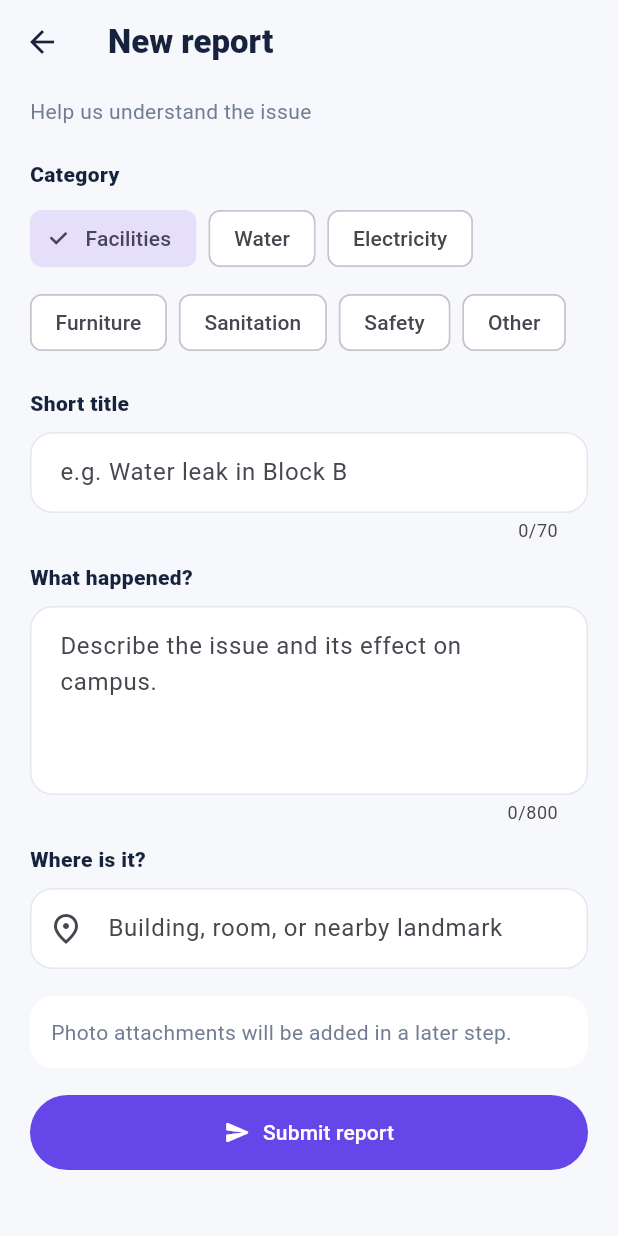
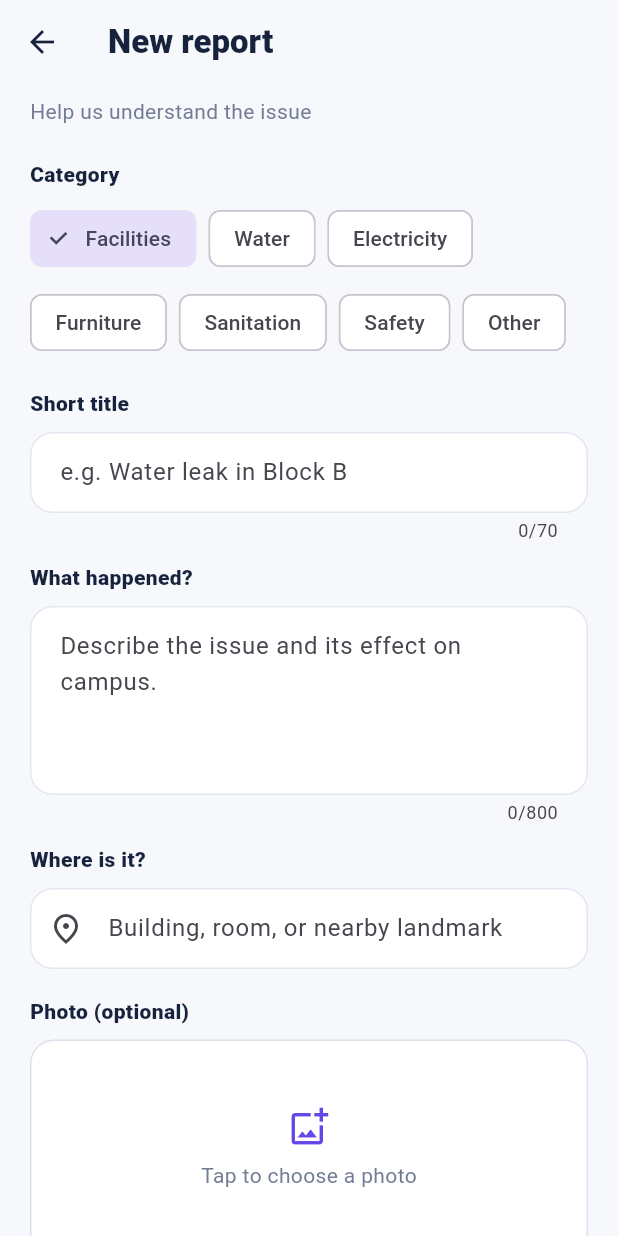
Before and after one commit to Mich-O/campus_sos, a Flutter app: the screen it shows after launch, after a tap on the "person outline" icon, after a tap on "Report an issue", on a phone screen of 412 x 824 dp. Run offline on Flutter 3.47's test engine with Material 3 defaults, Android fonts, the phone set to English and light mode, and no system bars; our stand-ins replace image_picker.

Commit message:
Add optional photo description upload capability

```diff
--- a/lib/data/report_repository.dart
+++ b/lib/data/report_repository.dart
@@ -51,6 +51,7 @@ class ReportRepository {
       status: status,
       reporterName: old.reporterName,
       createdAt: old.createdAt,
+      photoPath: old.photoPath,
     );
   }
 }
--- a/lib/models/incident_report.dart
+++ b/lib/models/incident_report.dart
@@ -10,6 +10,7 @@ class IncidentReport {
     required this.status,
     required this.reporterName,
     required this.createdAt,
+    this.photoPath,
   });
 
   final String id;
@@ -20,6 +21,7 @@ class IncidentReport {
   final IncidentStatus status;
   final String reporterName;
   final DateTime createdAt;
+  final String? photoPath;
 }
 
 const incidentCategories = [
--- a/lib/screens/home_screen.dart
+++ b/lib/screens/home_screen.dart
@@ -1,3 +1,4 @@
+import 'dart:io';
 import 'package:flutter/material.dart';
 import 'package:provider/provider.dart';
 
@@ -414,7 +415,16 @@ class ReportCard extends StatelessWidget {
                   color: const Color(0xFFF0EDFF),
                   borderRadius: BorderRadius.circular(15),
                 ),
-                child: Icon(icon, color: _violet),
+                child: report.photoPath == null
+                    ? Icon(icon, color: _violet)
+                    : ClipRRect(
+                        borderRadius: BorderRadius.circular(15),
+                        child: Image.file(
+                          File(report.photoPath!),
+                          fit: BoxFit.cover,
+                          errorBuilder: (_, _, _) => Icon(icon, color: _violet),
+                        ),
+                      ),
               ),
               const SizedBox(width: 13),
               Expanded(
--- a/lib/screens/new_report_screen.dart
+++ b/lib/screens/new_report_screen.dart
@@ -1,4 +1,7 @@
+import 'dart:io';
+
 import 'package:flutter/material.dart';
+import 'package:image_picker/image_picker.dart';
 import 'package:provider/provider.dart';
 
 import '../models/incident_report.dart';
@@ -16,6 +19,7 @@ class _NewReportScreenState extends State<NewReportScreen> {
   final _description = TextEditingController();
   final _location = TextEditingController();
   String _category = incidentCategories.first;
+  XFile? _photo;
 
   @override
   void dispose() {
@@ -98,17 +102,48 @@ class _NewReportScreenState extends State<NewReportScreen> {
                 : null,
           ),
           const SizedBox(height: 18),
-          Container(
-            padding: const EdgeInsets.all(14),
-            decoration: BoxDecoration(
-              color: Colors.white,
-              borderRadius: BorderRadius.circular(15),
-            ),
-            child: const Text(
-              'Photo attachments will be added in a later step.',
-              style: TextStyle(color: Color(0xFF727C94)),
+          const _Label('Photo (optional)'),
+          InkWell(
+            onTap: _choosePhoto,
+            borderRadius: BorderRadius.circular(16),
+            child: Container(
+              height: 145,
+              decoration: BoxDecoration(
+                color: Colors.white,
+                border: Border.all(color: const Color(0xFFDDE1EB)),
+                borderRadius: BorderRadius.circular(16),
+              ),
+              child: _photo == null
+                  ? const Column(
+                      mainAxisAlignment: MainAxisAlignment.center,
+                      children: [
+                        Icon(
+                          Icons.add_photo_alternate_outlined,
+                          color: Color(0xFF6546E8),
+                          size: 28,
+                        ),
+                        SizedBox(height: 8),
+                        Text(
+                          'Tap to choose a photo',
+                          style: TextStyle(color: Color(0xFF727C94)),
+                        ),
+                      ],
+                    )
+                  : ClipRRect(
+                      borderRadius: BorderRadius.circular(16),
+                      child: Image.file(File(_photo!.path), fit: BoxFit.cover),
+                    ),
             ),
           ),
+          if (_photo != null)
+            Align(
+              alignment: Alignment.centerRight,
+              child: TextButton.icon(
+                onPressed: () => setState(() => _photo = null),
+                icon: const Icon(Icons.close),
+                label: const Text('Remove photo'),
+              ),
+            ),
           const SizedBox(height: 18),
           FilledButton.icon(
             onPressed: _submit,
@@ -125,6 +160,32 @@ class _NewReportScreenState extends State<NewReportScreen> {
     ),
   );
 
+  Future<void> _choosePhoto() async {
+    try {
+      final photo = await ImagePicker().pickImage(
+        source: ImageSource.gallery,
+        imageQuality: 78,
+        maxWidth: 1600,
+      );
+      if (photo == null || !mounted) return;
+      if (await photo.length() > 5 * 1024 * 1024) {
+        if (mounted) {
+          ScaffoldMessenger.of(context).showSnackBar(
+            const SnackBar(content: Text('Choose a photo smaller than 5 MB.')),
+          );
+        }
+        return;
+      }
+      setState(() => _photo = photo);
+    } catch (_) {
+      if (mounted) {
+        ScaffoldMessenger.of(context).showSnackBar(
+          const SnackBar(content: Text('Could not open the photo picker.')),
+        );
+      }
+    }
+  }
+
   void _submit() {
     if (!_formKey.currentState!.validate()) return;
     context.read<AppState>().createReport(
@@ -132,6 +193,7 @@ class _NewReportScreenState extends State<NewReportScreen> {
       description: _description.text,
       category: _category,
       location: _location.text,
+      photoPath: _photo?.path,
     );
     Navigator.pop(context);
     ScaffoldMessenger.of(context).showSnackBar(
--- a/lib/state/app_state.dart
+++ b/lib/state/app_state.dart
@@ -15,6 +15,7 @@ class AppState extends ChangeNotifier {
     required String description,
     required String category,
     required String location,
+    String? photoPath,
   }) {
     _repository.add(
       IncidentReport(
@@ -26,6 +27,7 @@ class AppState extends ChangeNotifier {
         status: IncidentStatus.submitted,
         reporterName: 'You',
         createdAt: DateTime.now(),
+        photoPath: photoPath,
       ),
     );
     notifyListeners();
--- a/pubspec.yaml
+++ b/pubspec.yaml
@@ -35,6 +35,7 @@ dependencies:
   # Use with the CupertinoIcons class for iOS style icons.
   cupertino_icons: ^1.0.8
   provider: ^6.1.2
+  image_picker: ^1.1.2
 
 dev_dependencies:
   flutter_test:
```
Also changed, not shown: lib/screens/report_details_screen.dart (+14 -0 lines), pubspec.lock, 5 other files.
